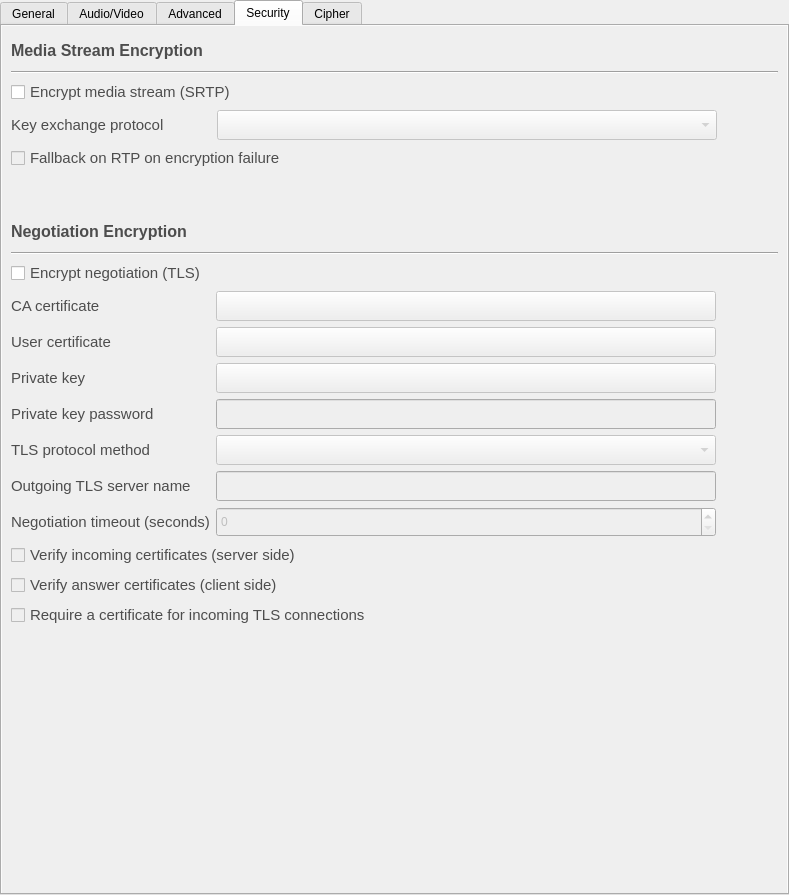
savoirfairelinux/jami-client-windows, file accountdetails.ui: the form before one commit.
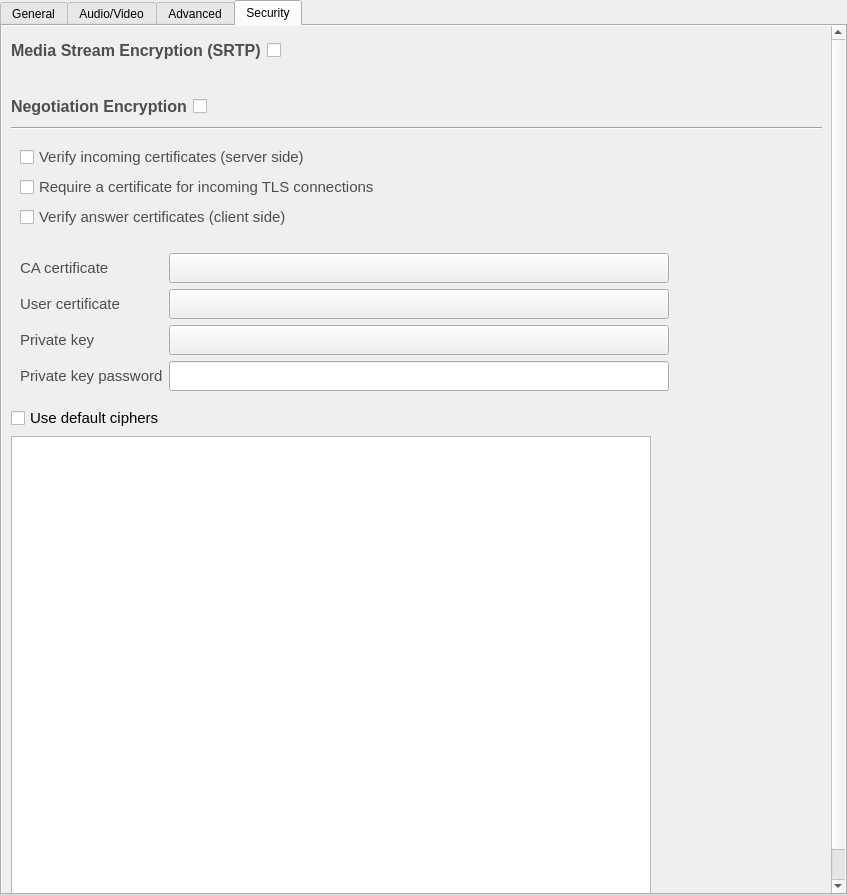
The form after the commit. The open tabs and pages were chosen to show the change. Icons and pictures are not drawn.

Commit message:
security tab reworked.
- Moves cipher contents inside security tab.
- Negotiation encryption always shown for RING accounts. Other accounts
can hide/shown on the fly.
- Removes Media Stream Encryption (SRTP) for RING accounts.

Tuleap: #403

```diff
--- a/accountdetails.ui
+++ b/accountdetails.ui
@@ -6,7 +6,7 @@
    <rect>
     <x>0</x>
     <y>0</y>
-    <width>789</width>
+    <width>847</width>
     <height>895</height>
    </rect>
   </property>
@@ -47,7 +47,7 @@
       <bool>true</bool>
      </property>
      <property name="currentIndex">
-      <number>0</number>
+      <number>3</number>
      </property>
      <widget class="QWidget" name="gen_tab">
       <property name="sizePolicy">
@@ -91,7 +91,7 @@
            <rect>
             <x>0</x>
             <y>0</y>
-            <width>785</width>
+            <width>843</width>
             <height>866</height>
            </rect>
           </property>
@@ -1136,8 +1136,8 @@
            <rect>
             <x>0</x>
             <y>0</y>
-            <width>753</width>
-            <height>919</height>
+            <width>385</width>
+            <height>936</height>
            </rect>
           </property>
           <layout class="QVBoxLayout" name="verticalLayout_11">
@@ -1993,22 +1993,36 @@
            <rect>
             <x>0</x>
             <y>0</y>
-            <width>785</width>
-            <height>866</height>
+            <width>829</width>
+            <height>915</height>
            </rect>
           </property>
           <layout class="QVBoxLayout" name="verticalLayout_13">
            <item>
+            <widget class="QWidget" name="MedStreaEncry" native="true">
+             <layout class="QVBoxLayout" name="verticalLayout_10">
+              <property name="leftMargin">
+               <number>0</number>
+              </property>
+              <property name="topMargin">
+               <number>0</number>
+              </property>
+              <property name="rightMargin">
+               <number>0</number>
+              </property>
+              <property name="bottomMargin">
+               <number>0</number>
+              </property>
+              <item>
+               <layout class="QFormLayout" name="formLayout_7">
+                <property name="topMargin">
+                 <number>0</number>
+                </property>
+                <item row="0" column="0">
             <widget class="QLabel" name="label_17">
              <property name="minimumSize">
               <size>
-               <width>300</width>
-               <height>30</height>
-              </size>
-             </property>
-             <property name="maximumSize">
-              <size>
-               <width>300</width>
+                    <width>0</width>
                <height>30</height>
               </size>
              </property>
@@ -2023,109 +2037,36 @@
               <string notr="true">color: rgb(77, 77, 77);</string>
              </property>
              <property name="text">
-              <string>Media Stream Encryption</string>
+                   <string>Media Stream Encryption (SRTP)</string>
              </property>
             </widget>
            </item>
-           <item>
-            <widget class="Line" name="line_5">
-             <property name="orientation">
-              <enum>Qt::Horizontal</enum>
-             </property>
-            </widget>
-           </item>
-           <item>
+                <item row="0" column="1">
             <widget class="QCheckBox" name="srtpEnabled">
+                  <property name="minimumSize">
+                   <size>
+                    <width>0</width>
+                    <height>30</height>
+                   </size>
+                  </property>
              <property name="font">
               <font>
                <pointsize>11</pointsize>
               </font>
              </property>
-             <property name="styleSheet">
-              <string notr="true">color: rgb(77, 77, 77);</string>
-             </property>
-             <property name="text">
+                  <property name="toolTip">
               <string>Encrypt media stream (SRTP)</string>
              </property>
-            </widget>
-           </item>
-           <item>
-            <layout class="QFormLayout" name="formLayout_7">
-             <item row="0" column="0">
-              <widget class="QLabel" name="label_18">
-               <property name="sizePolicy">
-                <sizepolicy hsizetype="Minimum" vsizetype="Minimum">
-                 <horstretch>0</horstretch>
-                 <verstretch>0</verstretch>
-                </sizepolicy>
-               </property>
-               <property name="minimumSize">
-                <size>
-                 <width>200</width>
-                 <height>30</height>
-                </size>
-               </property>
-               <property name="maximumSize">
-                <size>
-                 <width>200</width>
-                 <height>30</height>
-                </size>
-               </property>
-               <property name="font">
-                <font>
-                 <pointsize>11</pointsize>
-                </font>
-               </property>
                <property name="styleSheet">
                 <string notr="true">color: rgb(77, 77, 77);</string>
                </property>
                <property name="text">
-                <string>Key exchange protocol</string>
-               </property>
-               <property name="buddy">
-                <cstring>keyExchangeModelCombo</cstring>
-               </property>
-              </widget>
-             </item>
-             <item row="0" column="1">
-              <widget class="QComboBox" name="keyExchangeModelCombo">
-               <property name="enabled">
-                <bool>false</bool>
-               </property>
-               <property name="minimumSize">
-                <size>
-                 <width>500</width>
-                 <height>30</height>
-                </size>
-               </property>
-               <property name="maximumSize">
-                <size>
-                 <width>500</width>
-                 <height>30</height>
-                </size>
+                   <string/>
                </property>
               </widget>
              </item>
             </layout>
            </item>
-           <item>
-            <widget class="QCheckBox" name="lrcfg_srtpRtpFallback">
-             <property name="enabled">
-              <bool>false</bool>
-             </property>
-             <property name="font">
-              <font>
-               <pointsize>11</pointsize>
-              </font>
-             </property>
-             <property name="styleSheet">
-              <string notr="true">color: rgb(77, 77, 77);</string>
-             </property>
-             <property name="text">
-              <string>Fallback on RTP on encryption failure</string>
-             </property>
-            </widget>
-           </item>
            <item>
             <spacer name="verticalSpacer">
              <property name="orientation">
@@ -2137,22 +2078,21 @@
              <property name="sizeHint" stdset="0">
               <size>
                <width>20</width>
-               <height>40</height>
+                  <height>20</height>
               </size>
              </property>
             </spacer>
            </item>
+             </layout>
+            </widget>
+           </item>
            <item>
+            <layout class="QFormLayout" name="formLayout_8">
+             <item row="0" column="0">
             <widget class="QLabel" name="label_19">
              <property name="minimumSize">
               <size>
-               <width>300</width>
-               <height>30</height>
-              </size>
-             </property>
-             <property name="maximumSize">
-              <size>
-               <width>300</width>
+                 <width>0</width>
                <height>30</height>
               </size>
              </property>
@@ -2171,29 +2111,92 @@
              </property>
             </widget>
            </item>
-           <item>
-            <widget class="Line" name="line_6">
-             <property name="orientation">
-              <enum>Qt::Horizontal</enum>
-             </property>
-            </widget>
-           </item>
-           <item>
+             <item row="0" column="1">
             <widget class="QCheckBox" name="lrcfg_tlsEnabled">
+               <property name="minimumSize">
+                <size>
+                 <width>0</width>
+                 <height>30</height>
+                </size>
+               </property>
              <property name="font">
               <font>
                <pointsize>11</pointsize>
               </font>
              </property>
-             <property name="styleSheet">
-              <string notr="true">color: rgb(77, 77, 77);</string>
-             </property>
-             <property name="text">
+               <property name="toolTip">
               <string>Encrypt negotiation (TLS)</string>
              </property>
-            </widget>
-           </item>
+               <property name="styleSheet">
+                <string notr="true">color: rgb(77, 77, 77);</string>
+               </property>
+               <property name="text">
+                <string/>
+               </property>
+              </widget>
+             </item>
+            </layout>
+           </item>
            <item>
+            <widget class="Line" name="line_6">
+             <property name="orientation">
+              <enum>Qt::Horizontal</enum>
+             </property>
+            </widget>
+           </item>
+           <item>
+            <widget class="QWidget" name="NegoEncry_1" native="true">
+             <layout class="QVBoxLayout" name="verticalLayout_2">
+              <item>
+               <widget class="QCheckBox" name="lrcfg_tlsVerifyServer">
+                <property name="font">
+                 <font>
+                  <pointsize>11</pointsize>
+                 </font>
+                </property>
+                <property name="styleSheet">
+                 <string notr="true">color: rgb(77, 77, 77);</string>
+                </property>
+                <property name="text">
+                 <string>Verify incoming certificates (server side)</string>
+                </property>
+               </widget>
+              </item>
+              <item>
+               <widget class="QCheckBox" name="lrcfg_tlsRequireClientCertificate">
+                <property name="font">
+                 <font>
+                  <pointsize>11</pointsize>
+                 </font>
+                </property>
+                <property name="styleSheet">
+                 <string notr="true">color: rgb(77, 77, 77);</string>
+                </property>
+                <property name="text">
+                 <string>Require a certificate for incoming TLS connections</string>
+                </property>
+               </widget>
+              </item>
+              <item>
+               <widget class="QCheckBox" name="lrcfg_tlsVerifyClient">
+                <property name="font">
+                 <font>
+                  <pointsize>11</pointsize>
+                 </font>
+                </property>
+                <property name="styleSheet">
+                 <string notr="true">color: rgb(77, 77, 77);</string>
+                </property>
+                <property name="text">
+                 <string>Verify answer certificates (client side)</string>
+                </property>
+               </widget>
+              </item>
+             </layout>
+            </widget>
+           </item>
+           <item>
+            <widget class="QWidget" name="NegoEncry_2" native="true">
             <layout class="QFormLayout" name="formLayout_5">
              <item row="0" column="0">
               <widget class="QLabel" name="label_20">
@@ -2208,8 +2211,34 @@
                <property name="text">
                 <string>CA certificate</string>
                </property>
-               <property name="buddy">
-                <cstring>lrcfg_tlsCaListCertificate</cstring>
+               </widget>
+              </item>
+              <item row="0" column="1">
+               <widget class="QPushButton" name="lrcfg_tlsCaListCertificate">
+                <property name="minimumSize">
+                 <size>
+                  <width>500</width>
+                  <height>30</height>
+                 </size>
+                </property>
+                <property name="maximumSize">
+                 <size>
+                  <width>500</width>
+                  <height>30</height>
+                 </size>
+                </property>
+                <property name="focusPolicy">
+                 <enum>Qt::WheelFocus</enum>
+                </property>
+                <property name="layoutDirection">
+                 <enum>Qt::RightToLeft</enum>
+                </property>
+                <property name="text">
+                 <string/>
+                </property>
+                <property name="icon">
+                 <iconset resource="ressources.qrc">
+                  <normaloff>:/images/icons/ic_folder_black_18dp_2x.png</normaloff>:/images/icons/ic_folder_black_18dp_2x.png</iconset>
                </property>
               </widget>
              </item>
@@ -2226,8 +2255,31 @@
                <property name="text">
                 <string>User certificate</string>
                </property>
-               <property name="buddy">
-                <cstring>lrcfg_tlsCertificate</cstring>
+               </widget>
+              </item>
+              <item row="1" column="1">
+               <widget class="QPushButton" name="lrcfg_tlsCertificate">
+                <property name="minimumSize">
+                 <size>
+                  <width>500</width>
+                  <height>30</height>
+                 </size>
+                </property>
+                <property name="maximumSize">
+                 <size>
+                  <width>500</width>
+                  <height>30</height>
+                 </size>
+                </property>
+                <property name="layoutDirection">
+                 <enum>Qt::RightToLeft</enum>
+                </property>
+                <property name="text">
+                 <string/>
+                </property>
+                <property name="icon">
+                 <iconset resource="ressources.qrc">
+                  <normaloff>:/images/icons/ic_folder_black_18dp_2x.png</normaloff>:/images/icons/ic_folder_black_18dp_2x.png</iconset>
                </property>
               </widget>
              </item>
@@ -2244,8 +2296,31 @@
                <property name="text">
                 <string>Private key</string>
                </property>
-               <property name="buddy">
-                <cstring>lrcfg_tlsPrivateKeyCertificate</cstring>
+               </widget>
+              </item>
+              <item row="2" column="1">
+               <widget class="QPushButton" name="lrcfg_tlsPrivateKeyCertificate">
+                <property name="minimumSize">
+                 <size>
+                  <width>500</width>
+                  <height>30</height>
+                 </size>
+                </property>
+                <property name="maximumSize">
+                 <size>
+                  <width>500</width>
+                  <height>30</height>
+                 </size>
+                </property>
+                <property name="layoutDirection">
+                 <enum>Qt::RightToLeft</enum>
+                </property>
+                <property name="text">
+                 <string/>
+                </property>
+                <property name="icon">
+                 <iconset resource="ressources.qrc">
+                  <normaloff>:/images/icons/ic_folder_black_18dp_2x.png</normaloff>:/images/icons/ic_folder_black_18dp_2x.png</iconset>
                </property>
               </widget>
              </item>
@@ -2262,70 +2337,10 @@
                <property name="text">
                 <string>Private key password</string>
                </property>
-               <property name="buddy">
-                <cstring>lrcfg_tlsPassword</cstring>
-               </property>
-              </widget>
-             </item>
-             <item row="4" column="0">
-              <widget class="QLabel" name="label_24">
-               <property name="font">
-                <font>
-                 <pointsize>11</pointsize>
-                </font>
-               </property>
-               <property name="styleSheet">
-                <string notr="true">color: rgb(77, 77, 77);</string>
-               </property>
-               <property name="text">
-                <string>TLS protocol method</string>
-               </property>
-               <property name="buddy">
-                <cstring>tlsProtocoCombo</cstring>
-               </property>
-              </widget>
-             </item>
-             <item row="5" column="0">
-              <widget class="QLabel" name="label_25">
-               <property name="font">
-                <font>
-                 <pointsize>11</pointsize>
-                </font>
-               </property>
-               <property name="styleSheet">
-                <string notr="true">color: rgb(77, 77, 77);</string>
-               </property>
-               <property name="text">
-                <string>Outgoing TLS server name</string>
-               </property>
-               <property name="buddy">
-                <cstring>lrcfg_tlsServerName</cstring>
-               </property>
-              </widget>
-             </item>
-             <item row="6" column="0">
-              <widget class="QLabel" name="label_26">
-               <property name="font">
-                <font>
-                 <pointsize>11</pointsize>
-                </font>
-               </property>
-               <property name="styleSheet">
-                <string notr="true">color: rgb(77, 77, 77);</string>
-               </property>
-               <property name="text">
-                <string>Negotiation timeout (seconds)</string>
-               </property>
-               <property name="buddy">
-                <cstring>lrcfg_tlsNegotiationTimeoutSec</cstring>
-               </property>
               </widget>
              </item>
              <item row="3" column="1">
               <widget class="QLineEdit" name="lrcfg_tlsPassword">
-               <property name="enabled">
-                <bool>false</bool>
-               </property>
                <property name="sizePolicy">
                 <sizepolicy hsizetype="MinimumExpanding" vsizetype="Fixed">
                  <horstretch>0</horstretch>
@@ -2349,261 +2364,11 @@
                </property>
               </widget>
              </item>
-             <item row="4" column="1">
-              <widget class="QComboBox" name="tlsProtocoCombo">
-               <property name="enabled">
-                <bool>false</bool>
-               </property>
-               <property name="sizePolicy">
-                <sizepolicy hsizetype="MinimumExpanding" vsizetype="Fixed">
-                 <horstretch>0</horstretch>
-                 <verstretch>0</verstretch>
-                </sizepolicy>
-               </property>
-               <property name="minimumSize">
-                <size>
-                 <width>500</width>
-                 <height>30</height>
-                </size>
-               </property>
-               <property name="maximumSize">
-                <size>
-                 <width>500</width>
-                 <height>30</height>
-                </size>
-               </property>
-              </widget>
-             </item>
-             <item row="5" column="1">
-              <widget class="QLineEdit" name="lrcfg_tlsServerName">
-               <property name="enabled">
-                <bool>false</bool>
-               </property>
-               <property name="sizePolicy">
-                <sizepolicy hsizetype="MinimumExpanding" vsizetype="Fixed">
-                 <horstretch>0</horstretch>
-                 <verstretch>0</verstretch>
-                </sizepolicy>
-               </property>
-               <property name="minimumSize">
-                <size>
-                 <width>500</width>
-                 <height>30</height>
-                </size>
-               </property>
-               <property name="maximumSize">
-                <size>
-                 <width>500</width>
-                 <height>30</height>
-                </size>
-               </property>
-              </widget>
-             </item>
-             <item row="6" column="1">
-              <widget class="QSpinBox" name="lrcfg_tlsNegotiationTimeoutSec">
-               <property name="enabled">
-                <bool>false</bool>
-               </property>
-               <property name="minimumSize">
-                <size>
-                 <width>500</width>
-                 <height>30</height>
-                </size>
-               </property>
-               <property name="maximumSize">
-                <size>
-                 <width>500</width>
-                 <height>30</height>
-                </size>
-               </property>
-               <property name="maximum">
-                <number>100000</number>
-               </property>
-              </widget>
-             </item>
-             <item row="1" column="1">
-              <widget class="QPushButton" name="lrcfg_tlsCertificate">
-               <property name="enabled">
-                <bool>false</bool>
-               </property>
-               <property name="minimumSize">
-                <size>
-                 <width>500</width>
-                 <height>30</height>
-                </size>
-               </property>
-               <property name="maximumSize">
-                <size>
-                 <width>500</width>
-                 <height>30</height>
-                </size>
-               </property>
-               <property name="layoutDirection">
-                <enum>Qt::RightToLeft</enum>
-               </property>
-               <property name="text">
-                <string/>
-               </property>
-               <property name="icon">
-                <iconset resource="ressources.qrc">
-                 <normaloff>:/images/icons/ic_folder_black_18dp_2x.png</normaloff>:/images/icons/ic_folder_black_18dp_2x.png</iconset>
-               </property>
-              </widget>
-             </item>
-             <item row="2" column="1">
-              <widget class="QPushButton" name="lrcfg_tlsPrivateKeyCertificate">
-               <property name="enabled">
-                <bool>false</bool>
-               </property>
-               <property name="minimumSize">
-                <size>
-                 <width>500</width>
-                 <height>30</height>
-                </size>
-               </property>
-               <property name="maximumSize">
-                <size>
-                 <width>500</width>
-                 <height>30</height>
-                </size>
-               </property>
-               <property name="layoutDirection">
-                <enum>Qt::RightToLeft</enum>
-               </property>
-               <property name="text">
-                <string/>
-               </property>
-               <property name="icon">
-                <iconset resource="ressources.qrc">
-                 <normaloff>:/images/icons/ic_folder_black_18dp_2x.png</normaloff>:/images/icons/ic_folder_black_18dp_2x.png</iconset>
-               </property>
-              </widget>
-             </item>
-             <item row="0" column="1">
-              <widget class="QPushButton" name="lrcfg_tlsCaListCertificate">
-               <property name="enabled">
-                <bool>false</bool>
-               </property>
-               <property name="minimumSize">
-                <size>
-                 <width>500</width>
-                 <height>30</height>
-                </size>
-               </property>
-               <property name="maximumSize">
-                <size>
-                 <width>500</width>
-                 <height>30</height>
-                </size>
-               </property>
-               <property name="focusPolicy">
-                <enum>Qt::WheelFocus</enum>
-               </property>
-               <property name="layoutDirection">
-                <enum>Qt::RightToLeft</enum>
-               </property>
-               <property name="text">
-                <string/>
-               </property>
-               <property name="icon">
-                <iconset resource="ressources.qrc">
-                 <normaloff>:/images/icons/ic_folder_black_18dp_2x.png</normaloff>:/images/icons/ic_folder_black_18dp_2x.png</iconset>
-               </property>
-              </widget>
-             </item>
-            </layout>
-           </item>
-           <item>
-            <widget class="QCheckBox" name="lrcfg_tlsVerifyServer">
-             <property name="enabled">
-              <bool>false</bool>
-             </property>
-             <property name="font">
-              <font>
-               <pointsize>11</pointsize>
-              </font>
-             </property>
-             <property name="styleSheet">
-              <string notr="true">color: rgb(77, 77, 77);</string>
-             </property>
-             <property name="text">
-              <string>Verify incoming certificates (server side)</string>
-             </property>
+             </layout>
             </widget>
            </item>
            <item>
-            <widget class="QCheckBox" name="lrcfg_tlsVerifyClient">
-             <property name="enabled">
-              <bool>false</bool>
-             </property>
-             <property name="font">
-              <font>
-               <pointsize>11</pointsize>
-              </font>
-             </property>
-             <property name="styleSheet">
-              <string notr="true">color: rgb(77, 77, 77);</string>
-             </property>
-             <property name="text">
-              <string>Verify answer certificates (client side)</string>
-             </property>
-            </widget>
-           </item>
-           <item>
-            <widget class="QCheckBox" name="lrcfg_tlsRequireClientCertificate">
-             <property name="enabled">
-              <bool>false</bool>
-             </property>
-             <property name="font">
-              <font>
-               <pointsize>11</pointsize>
-              </font>
-             </property>
-             <property name="styleSheet">
-              <string notr="true">color: rgb(77, 77, 77);</string>
-             </property>
-             <property name="text">
-              <string>Require a certificate for incoming TLS connections</string>
-             </property>
-            </widget>
-           </item>
-           <item>
-            <spacer name="verticalSpacer_7">
-             <property name="orientation">
-              <enum>Qt::Vertical</enum>
-             </property>
-             <property name="sizeHint" stdset="0">
-              <size>
-               <width>20</width>
-               <height>40</height>
-              </size>
-             </property>
-            </spacer>
-           </item>
-          </layout>
-         </widget>
-        </widget>
-       </item>
-      </layout>
-     </widget>
-     <widget class="QWidget" name="tab">
-      <property name="sizePolicy">
-       <sizepolicy hsizetype="MinimumExpanding" vsizetype="MinimumExpanding">
-        <horstretch>0</horstretch>
-        <verstretch>0</verstretch>
-       </sizepolicy>
-      </property>
-      <attribute name="title">
-       <string>Cipher</string>
-      </attribute>
-      <layout class="QVBoxLayout" name="verticalLayout_10" stretch="0,1">
-       <item>
-        <layout class="QHBoxLayout" name="horizontalLayout_4">
-         <item>
-          <widget class="QRadioButton" name="defaultCipherRadio">
-           <property name="enabled">
-            <bool>false</bool>
-           </property>
+            <widget class="QCheckBox" name="defaultCipherCheckBox">
            <property name="font">
             <font>
              <pointsize>11</pointsize>
@@ -2615,27 +2380,7 @@
           </widget>
          </item>
          <item>
-          <widget class="QRadioButton" name="customCipherRadio">
-           <property name="enabled">
-            <bool>false</bool>
-           </property>
-           <property name="font">
-            <font>
-             <pointsize>11</pointsize>
-            </font>
-           </property>
-           <property name="text">
-            <string>User custom cipher list</string>
-           </property>
-          </widget>
-         </item>
-        </layout>
-       </item>
-       <item>
         <widget class="QListView" name="cipherListView">
-         <property name="enabled">
-          <bool>false</bool>
-         </property>
          <property name="sizePolicy">
           <sizepolicy hsizetype="MinimumExpanding" vsizetype="MinimumExpanding">
            <horstretch>0</horstretch>
@@ -2644,19 +2389,36 @@
          </property>
          <property name="minimumSize">
           <size>
-           <width>0</width>
-           <height>0</height>
+               <width>640</width>
+               <height>480</height>
           </size>
          </property>
          <property name="maximumSize">
           <size>
-           <width>16777215</width>
-           <height>16777215</height>
+               <width>640</width>
+               <height>480</height>
           </size>
          </property>
          <property name="focusPolicy">
           <enum>Qt::NoFocus</enum>
          </property>
+            </widget>
+           </item>
+           <item>
+            <spacer name="verticalSpacer_7">
+             <property name="orientation">
+              <enum>Qt::Vertical</enum>
+             </property>
+             <property name="sizeHint" stdset="0">
+              <size>
+               <width>20</width>
+               <height>40</height>
+              </size>
+             </property>
+            </spacer>
+           </item>
+          </layout>
+         </widget>
         </widget>
        </item>
       </layout>
```
Left out of the diff: 234 changed lines with no effect on the pictures. Lines whose indentation alone changed are shown as unchanged. The commit also changes 1 other file.
